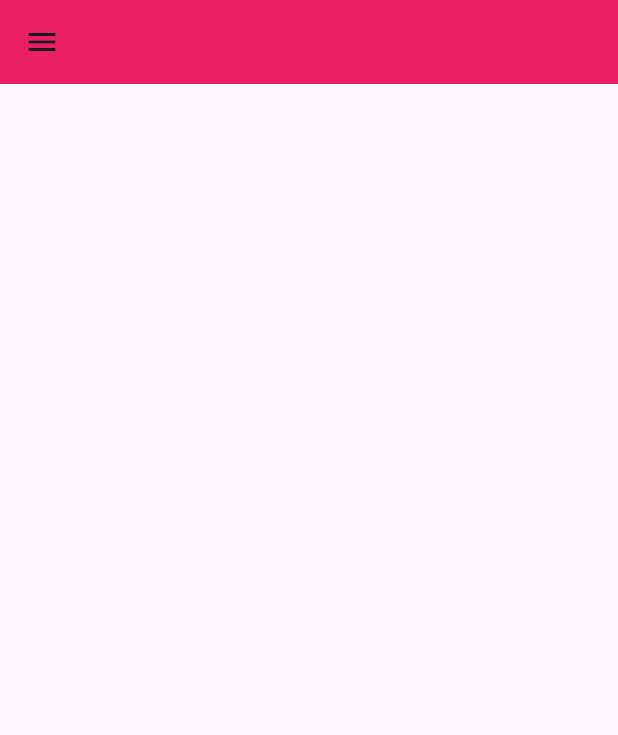
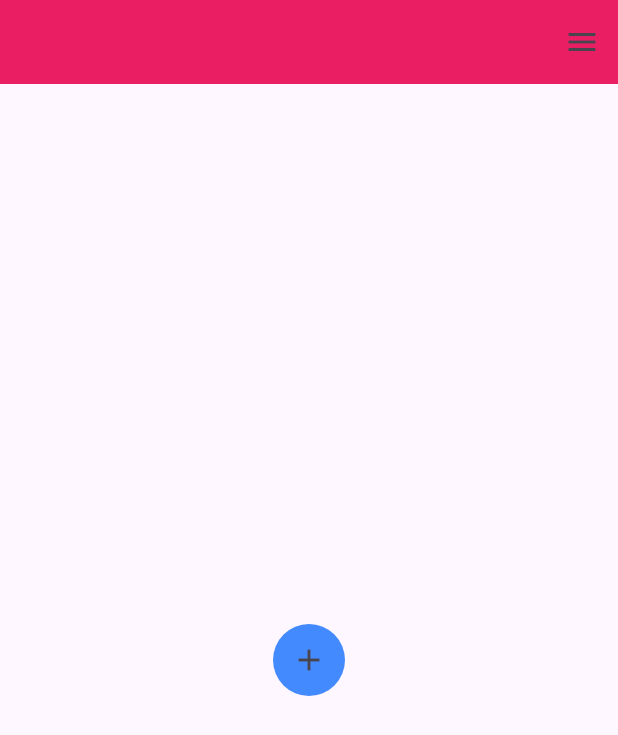
Before and after one commit to Pra-kas/Quiz_app, a Flutter app: the screen it shows after launch, on a phone screen of 412 x 824 dp. Shown: the top 735 px of the screen. Run offline on Flutter 3.47's test engine with Material 3 defaults, Android fonts, the phone set to English and light mode, and no system bars.

Commit message:
ink button

```diff
--- a/lib/main.dart
+++ b/lib/main.dart
@@ -1,3 +1,4 @@
+import 'package:flutter/foundation.dart';
 import 'package:flutter/material.dart';
 
 void main() {
@@ -12,6 +13,7 @@ class Trial extends StatefulWidget {
 }
 
 class _TrialState extends State<Trial> {
+  var _volume = 10.0;
   @override
   Widget build(BuildContext context) {
     return MaterialApp(
@@ -19,8 +21,8 @@ class _TrialState extends State<Trial> {
         appBar: AppBar(
           backgroundColor: Colors.pink,
         ),
-        drawer: Drawer(
-          backgroundColor: Color.fromARGB(255, 146, 182, 248),
+        endDrawer: Drawer(
+          backgroundColor: const Color.fromARGB(255, 146, 182, 248),
           child: Column(
             children: <Widget>[
               const UserAccountsDrawerHeader(
@@ -39,9 +41,9 @@ class _TrialState extends State<Trial> {
                 title: const Text("Prakash"),
                 leading: IconButton(
                   onPressed: () {
-                    print("prakash");
+
                   },
-                  icon: Icon(Icons.mail),
+                  icon: const Icon(Icons.mail),
                 ),
               ),
               const Divider(
@@ -50,6 +52,18 @@ class _TrialState extends State<Trial> {
             ],
           ),
         ),
+        body:  Center(
+          child : Ink(
+            decoration: const ShapeDecoration(
+              color: Colors.blueAccent,
+              shape: CircleBorder(
+              ),
+            ),
+             child : IconButton(
+                icon : const Icon(Icons.add), onPressed: () {  },
+              )
+          )
+      ),
       ),
     );
   }
```
